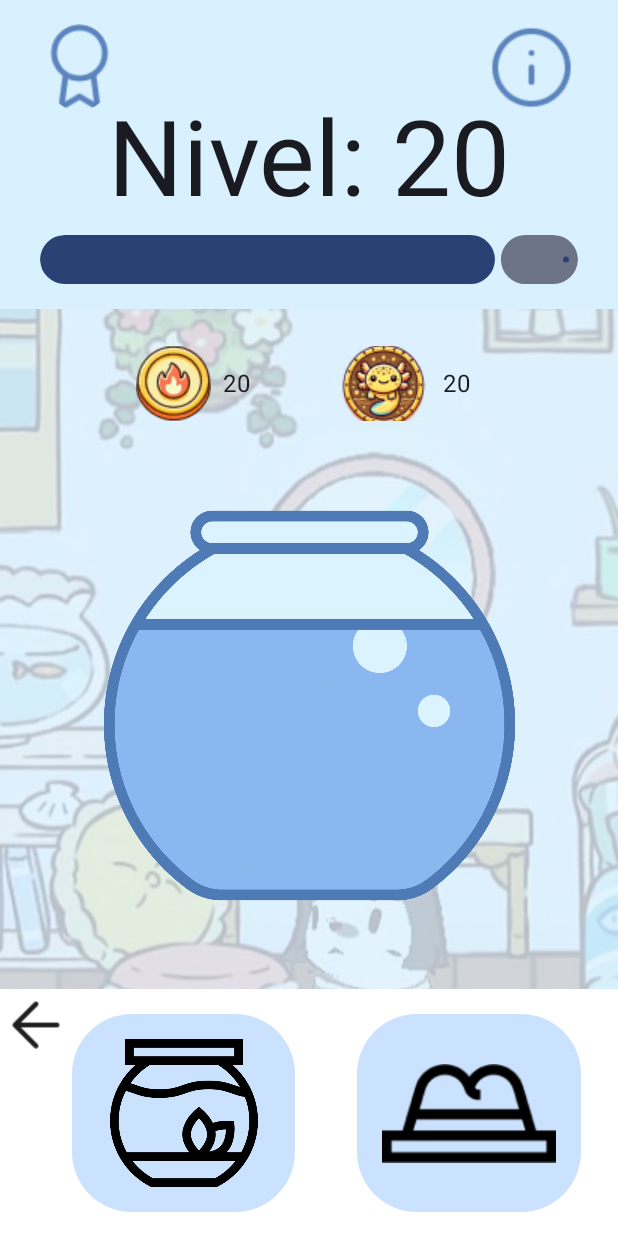
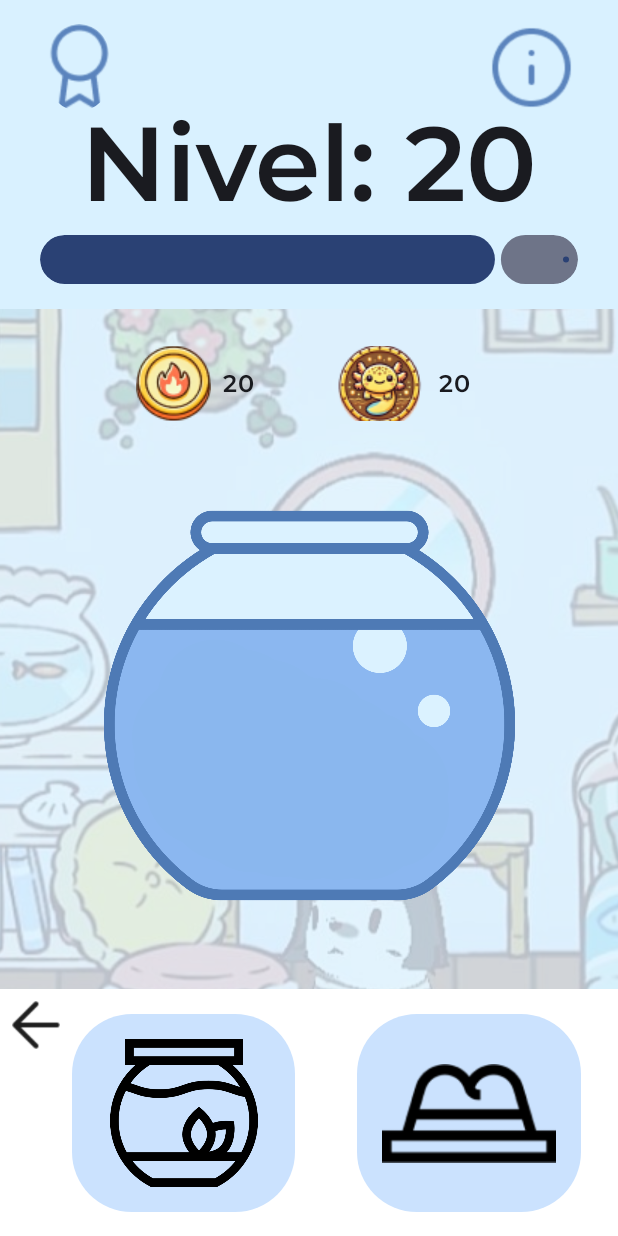
Before and after one commit to Francisco1583/android_eco_splash, an Android app built with Jetpack Compose: the screen it shows after launch (MainActivity1), on a phone screen of 412 x 824 dp. Run offline under Robolectric (Android 15) with nearby library versions, the phone set to English and light mode, and no system bars.

Commit message:
fonts added

```diff
--- a/app/src/main/java/com/example/ecosplash/MainActivity.kt
+++ b/app/src/main/java/com/example/ecosplash/MainActivity.kt
@@ -50,11 +50,6 @@ class MainActivity : ComponentActivity() {
                 Surface {
                     Greeting()
                 }
-                //Scaffold(modifier = Modifier.fillMaxSize()) { innerPadding ->
-                    //Greeting(
-                   //     modifier = Modifier.padding(innerPadding)
-                  //  )
-                //}
             }
         }
     }
--- a/app/src/main/java/com/example/ecosplash/view2.kt
+++ b/app/src/main/java/com/example/ecosplash/view2.kt
@@ -55,11 +55,18 @@ import androidx.compose.ui.input.pointer.pointerInteropFilter
 import androidx.compose.ui.layout.ContentScale
 import androidx.compose.ui.res.painterResource
 import androidx.compose.ui.text.TextStyle
+import androidx.compose.ui.text.font.Font
+import androidx.compose.ui.text.font.FontFamily
+import androidx.compose.ui.text.font.FontWeight
 import androidx.compose.ui.tooling.preview.Preview
 import androidx.compose.ui.unit.Dp
 import androidx.compose.ui.unit.dp
 import androidx.compose.ui.unit.sp
 import com.example.ecosplash.ui.theme.EcosplashTheme
+
+val montserratFontFamily = FontFamily(
+    Font(R.font.montserrat, FontWeight.Normal)
+)
 
 class MainActivity1 : ComponentActivity() {
     override fun onCreate(savedInstanceState: Bundle?) {
@@ -300,7 +307,7 @@ fun Greeting1(modifier: Modifier = Modifier,imagenes: List<Painter>) {
             modifier = Modifier
                 .align(Alignment.TopCenter)
                 .offset(y = maxHeight * 0.08f),
-            style = TextStyle(fontSize = 70.sp)
+            style = TextStyle(fontSize = 70.sp), fontFamily = montserratFontFamily
         )
 
         LinearProgressIndicator(
@@ -338,7 +345,7 @@ fun Greeting1(modifier: Modifier = Modifier,imagenes: List<Painter>) {
                         .padding((maxHeight * 0.01f))) {
                         Text(text = "20",
                             modifier = Modifier
-                                .align(Alignment.Center)
+                                .align(Alignment.Center), fontFamily = montserratFontFamily
                         )
                     }
 
@@ -356,7 +363,7 @@ fun Greeting1(modifier: Modifier = Modifier,imagenes: List<Painter>) {
                         .padding((maxHeight * 0.01f))) {
                         Text(text = "20",
                             modifier = Modifier
-                                .align(Alignment.Center)
+                                .align(Alignment.Center), fontFamily = montserratFontFamily
                         )
                     }
 
```
Also changed, not shown: app/src/main/res/font/dangrek.ttf (added), app/src/main/res/font/montserrat.ttf (added), app/src/main/res/font/teko.ttf (added).
